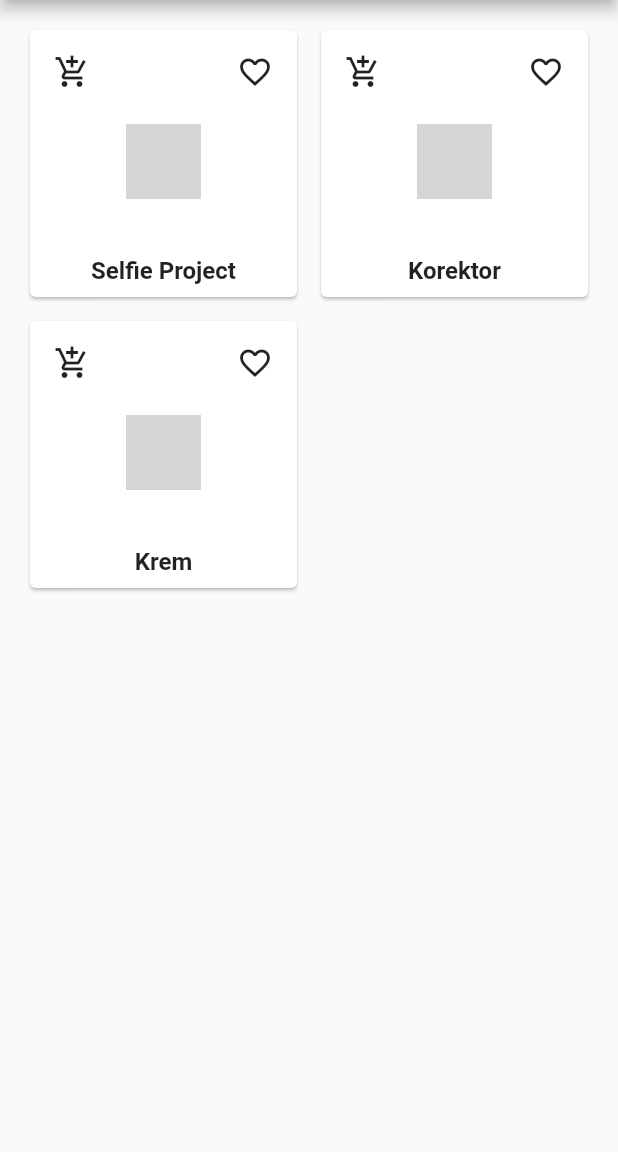
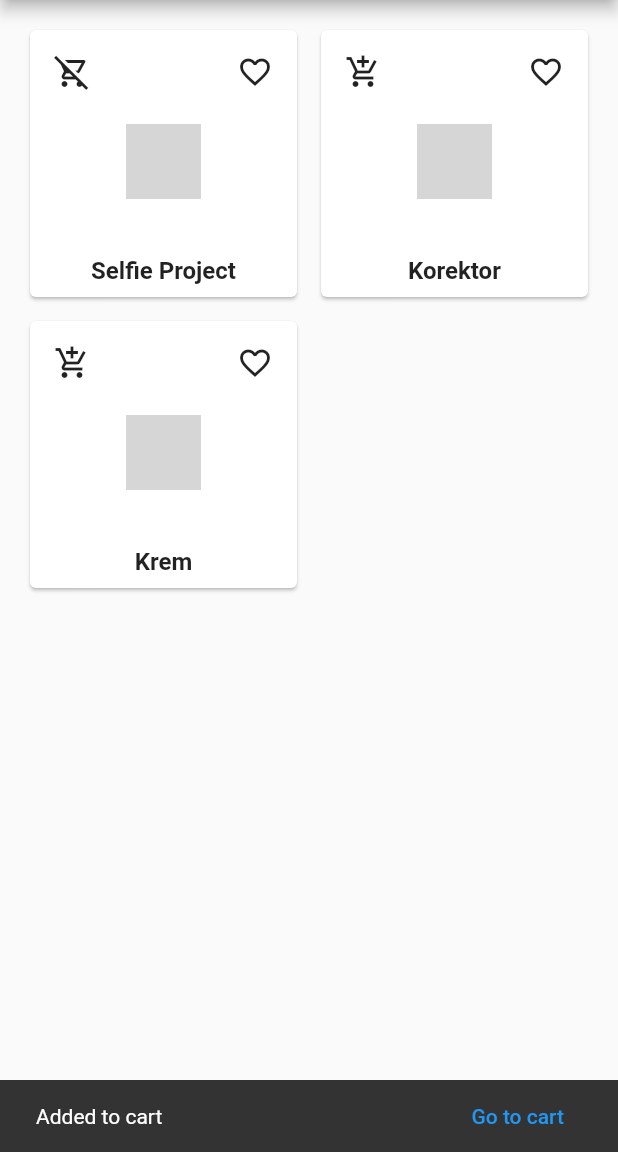
Before and after one commit to aigaki/app, a Flutter app: the ProductsScreen screen opened by its route, after a tap on the "add shopping cart" icon, on a phone screen of 412 x 824 dp, the part 84-1236 px from its top. Run offline on Flutter 3.47's test engine with Material 2 defaults, Android fonts, the phone set to English and light mode, and no system bars; network calls fail; grey boxes are pictures that could not be loaded.

Commit message:
connect buttons to functions

```diff
--- a/lib/widgets/product_pane.dart
+++ b/lib/widgets/product_pane.dart
@@ -4,6 +4,12 @@ import 'package:aigaki_app/model/product.dart';
 import 'package:aigaki_app/provider/shopping_cart.dart';
 import 'package:aigaki_app/screens/cart_screen.dart';
 import 'package:aigaki_app/screens/product_screen.dart';
+
+Icon getCartIcon(bool isInCart) {
+  return Icon(isInCart
+      ? Icons.remove_shopping_cart_outlined
+      : Icons.add_shopping_cart_outlined);
+}
 
 class ProductPane extends StatelessWidget {
   final Product product;
@@ -31,20 +37,25 @@ class ProductPane extends StatelessWidget {
     );
   }
 
-  bool isItemInCart(BuildContext context) =>
-      Provider.of<ShoppingCart>(context).isItemInCart(product.id);
+  bool isItemInCart(BuildContext context, bool listen) =>
+      Provider.of<ShoppingCart>(context, listen: listen)
+          .isItemInCart(product.id);
 
   void removeItemFromCart(BuildContext context) =>
       Provider.of<ShoppingCart>(context, listen: false)
           .removeItemFromCart(product.id);
 
+  void handleClick(BuildContext context) {
+    isItemInCart(context, false)
+        ? removeItemFromCart(context)
+        : addToCartAndShowSnackBar(context);
+  }
+
   @override
   Widget build(BuildContext context) {
     return Card(
         child: InkWell(
-      onTap: () {
-        print('hello');
-      },
+      onTap: () => goToProductPage(context),
       child: Padding(
         padding: const EdgeInsets.all(8.0),
         child: Column(
@@ -54,8 +65,10 @@ class ProductPane extends StatelessWidget {
               mainAxisAlignment: MainAxisAlignment.spaceBetween,
               children: [
                 IconButton(
-                  onPressed: () {},
-                  icon: const Icon(Icons.add_shopping_cart_outlined),
+                  onPressed: () => isItemInCart(context, false)
+                      ? removeItemFromCart(context)
+                      : addToCartAndShowSnackBar(context),
+                  icon: getCartIcon(isItemInCart(context, true)),
                   visualDensity: VisualDensity.compact,
                 ),
                 IconButton(
@@ -70,7 +83,7 @@ class ProductPane extends StatelessWidget {
               height: 50,
               // height: 50,
             ),
-            SizedBox(
+            const SizedBox(
               height: 10,
             ),
             Text(
@@ -81,35 +94,5 @@ class ProductPane extends StatelessWidget {
         ),
       ),
     ));
-
-    Flex(
-      direction: Axis.vertical,
-      children: [
-        Text(
-          product.name,
-          style: const TextStyle(
-            fontWeight: FontWeight.bold,
-          ),
-        ),
-        Flex(
-          direction: Axis.horizontal,
-          children: [
-            IconButton(
-              onPressed: isItemInCart(context)
-                  ? () => removeItemFromCart(context)
-                  : () => addToCartAndShowSnackBar(context),
-              icon: Icon(isItemInCart(context)
-                  ? Icons.add_shopping_cart
-                  : Icons.remove_shopping_cart),
-            ),
-            IconButton(
-              color: Colors.red,
-              onPressed: () => goToProductPage(context),
-              icon: const Icon(Icons.arrow_forward),
-            ),
-          ],
-        )
-      ],
-    );
   }
 }
```
